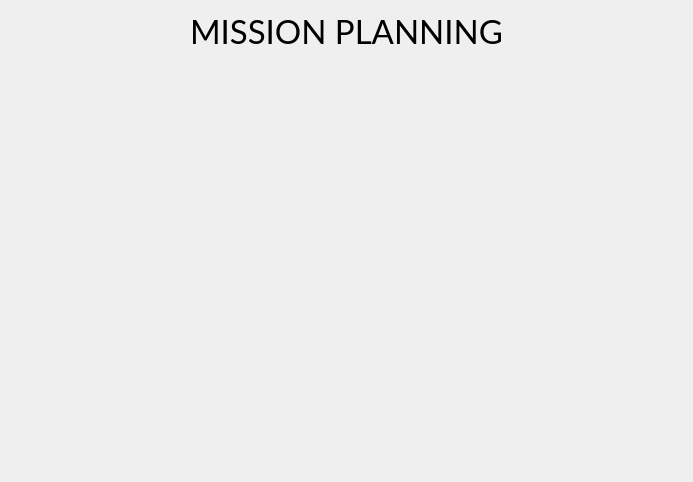
Qt form ui/mission_planning.ui (ayuyamo/gui-robot) before a commit.
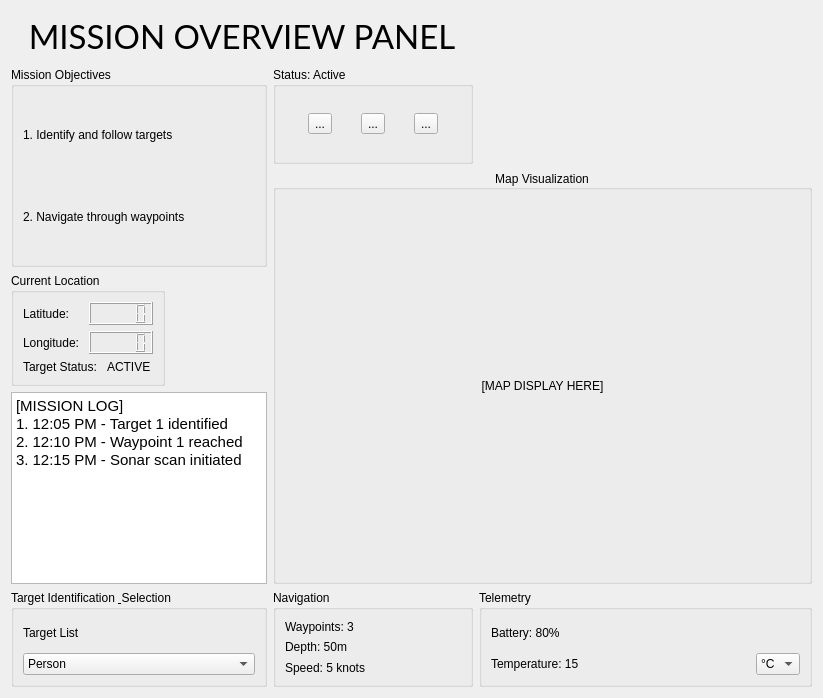
The same form after that commit.

Commit message: design layout for vission and mission planner

What changed in the file:
```diff
--- a/ui/mission_planning.ui
+++ b/ui/mission_planning.ui
@@ -6,16 +6,22 @@
    <rect>
     <x>0</x>
     <y>0</y>
-    <width>693</width>
-    <height>482</height>
+    <width>823</width>
+    <height>698</height>
    </rect>
   </property>
   <property name="windowTitle">
    <string>Form</string>
   </property>
-  <layout class="QGridLayout" name="gridLayout">
-   <item row="0" column="0">
+  <layout class="QGridLayout" name="gridLayout_4">
+   <item row="0" column="0" colspan="2">
     <widget class="QLabel" name="label">
+     <property name="maximumSize">
+      <size>
+       <width>16777215</width>
+       <height>50</height>
+      </size>
+     </property>
      <property name="font">
       <font>
        <family>Lato</family>
@@ -25,25 +31,329 @@
       </font>
      </property>
      <property name="text">
-      <string>MISSION PLANNING</string>
+      <string>MISSION OVERVIEW PANEL</string>
      </property>
      <property name="alignment">
       <set>Qt::AlignCenter</set>
      </property>
     </widget>
    </item>
-   <item row="1" column="0">
-    <spacer name="verticalSpacer">
-     <property name="orientation">
-      <enum>Qt::Vertical</enum>
+   <item row="1" column="0" rowspan="2">
+    <widget class="QGroupBox" name="groupBox">
+     <property name="title">
+      <string>Mission Objectives</string>
      </property>
-     <property name="sizeHint" stdset="0">
+     <layout class="QVBoxLayout" name="verticalLayout">
+      <item>
+       <widget class="QLabel" name="label_2">
+        <property name="text">
+         <string>1. Identify and follow targets</string>
+        </property>
+       </widget>
+      </item>
+      <item>
+       <widget class="QLabel" name="label_3">
+        <property name="text">
+         <string>2. Navigate through waypoints</string>
+        </property>
+       </widget>
+      </item>
+     </layout>
+    </widget>
+   </item>
+   <item row="1" column="1">
+    <widget class="QGroupBox" name="groupBox_2">
+     <property name="sizePolicy">
+      <sizepolicy hsizetype="Fixed" vsizetype="Fixed">
+       <horstretch>0</horstretch>
+       <verstretch>0</verstretch>
+      </sizepolicy>
+     </property>
+     <property name="maximumSize">
       <size>
-       <width>20</width>
-       <height>421</height>
+       <width>200</width>
+       <height>100</height>
       </size>
      </property>
-    </spacer>
+     <property name="title">
+      <string>Status: Active</string>
+     </property>
+     <layout class="QHBoxLayout" name="horizontalLayout_4">
+      <item>
+       <widget class="QToolButton" name="toolButton">
+        <property name="text">
+         <string>...</string>
+        </property>
+       </widget>
+      </item>
+      <item>
+       <widget class="QToolButton" name="toolButton_2">
+        <property name="text">
+         <string>...</string>
+        </property>
+       </widget>
+      </item>
+      <item>
+       <widget class="QToolButton" name="toolButton_3">
+        <property name="text">
+         <string>...</string>
+        </property>
+       </widget>
+      </item>
+     </layout>
+    </widget>
+   </item>
+   <item row="2" column="1" rowspan="3" colspan="2">
+    <widget class="QGroupBox" name="groupBox_4">
+     <property name="sizePolicy">
+      <sizepolicy hsizetype="Expanding" vsizetype="Expanding">
+       <horstretch>0</horstretch>
+       <verstretch>0</verstretch>
+      </sizepolicy>
+     </property>
+     <property name="minimumSize">
+      <size>
+       <width>100</width>
+       <height>100</height>
+      </size>
+     </property>
+     <property name="layoutDirection">
+      <enum>Qt::LeftToRight</enum>
+     </property>
+     <property name="title">
+      <string>Map Visualization</string>
+     </property>
+     <property name="alignment">
+      <set>Qt::AlignCenter</set>
+     </property>
+     <layout class="QGridLayout" name="gridLayout_3">
+      <item row="0" column="0">
+       <widget class="QLabel" name="label_8">
+        <property name="text">
+         <string>[MAP DISPLAY HERE]</string>
+        </property>
+        <property name="alignment">
+         <set>Qt::AlignCenter</set>
+        </property>
+       </widget>
+      </item>
+     </layout>
+    </widget>
+   </item>
+   <item row="3" column="0">
+    <widget class="QGroupBox" name="groupBox_3">
+     <property name="sizePolicy">
+      <sizepolicy hsizetype="Fixed" vsizetype="Fixed">
+       <horstretch>0</horstretch>
+       <verstretch>0</verstretch>
+      </sizepolicy>
+     </property>
+     <property name="title">
+      <string>Current Location</string>
+     </property>
+     <layout class="QGridLayout" name="gridLayout">
+      <item row="0" column="0">
+       <layout class="QHBoxLayout" name="horizontalLayout">
+        <item>
+         <widget class="QLabel" name="label_4">
+          <property name="text">
+           <string>Latitude:</string>
+          </property>
+         </widget>
+        </item>
+        <item>
+         <widget class="QLCDNumber" name="lcdNumber"/>
+        </item>
+       </layout>
+      </item>
+      <item row="1" column="0">
+       <layout class="QHBoxLayout" name="horizontalLayout_2">
+        <item>
+         <widget class="QLabel" name="label_5">
+          <property name="text">
+           <string>Longitude: </string>
+          </property>
+         </widget>
+        </item>
+        <item>
+         <widget class="QLCDNumber" name="lcdNumber_2"/>
+        </item>
+       </layout>
+      </item>
+      <item row="2" column="0">
+       <layout class="QHBoxLayout" name="horizontalLayout_3">
+        <item>
+         <widget class="QLabel" name="label_6">
+          <property name="text">
+           <string>Target Status: </string>
+          </property>
+         </widget>
+        </item>
+        <item>
+         <widget class="QLabel" name="label_7">
+          <property name="text">
+           <string>ACTIVE</string>
+          </property>
+         </widget>
+        </item>
+       </layout>
+      </item>
+     </layout>
+    </widget>
+   </item>
+   <item row="4" column="0">
+    <widget class="QTextEdit" name="textEdit">
+     <property name="sizePolicy">
+      <sizepolicy hsizetype="Fixed" vsizetype="Fixed">
+       <horstretch>0</horstretch>
+       <verstretch>0</verstretch>
+      </sizepolicy>
+     </property>
+     <property name="html">
+      <string>&lt;!DOCTYPE HTML PUBLIC &quot;-//W3C//DTD HTML 4.0//EN&quot; &quot;http://www.w3.org/TR/REC-html40/strict.dtd&quot;&gt;
+&lt;html&gt;&lt;head&gt;&lt;meta name=&quot;qrichtext&quot; content=&quot;1&quot; /&gt;&lt;style type=&quot;text/css&quot;&gt;
+p, li { white-space: pre-wrap; }
+&lt;/style&gt;&lt;/head&gt;&lt;body style=&quot; font-family:'Ubuntu'; font-size:11pt; font-weight:400; font-style:normal;&quot;&gt;
+&lt;p style=&quot; margin-top:0px; margin-bottom:0px; margin-left:0px; margin-right:0px; -qt-block-indent:0; text-indent:0px;&quot;&gt;[MISSION LOG]&lt;/p&gt;
+&lt;p style=&quot; margin-top:0px; margin-bottom:0px; margin-left:0px; margin-right:0px; -qt-block-indent:0; text-indent:0px;&quot;&gt;1. 12:05 PM - Target 1 identified&lt;/p&gt;
+&lt;p style=&quot; margin-top:0px; margin-bottom:0px; margin-left:0px; margin-right:0px; -qt-block-indent:0; text-indent:0px;&quot;&gt;2. 12:10 PM - Waypoint 1 reached&lt;/p&gt;
+&lt;p style=&quot; margin-top:0px; margin-bottom:0px; margin-left:0px; margin-right:0px; -qt-block-indent:0; text-indent:0px;&quot;&gt;3. 12:15 PM - Sonar scan initiated  &lt;/p&gt;&lt;/body&gt;&lt;/html&gt;</string>
+     </property>
+    </widget>
+   </item>
+   <item row="5" column="0">
+    <widget class="QGroupBox" name="groupBox_5">
+     <property name="sizePolicy">
+      <sizepolicy hsizetype="Minimum" vsizetype="Minimum">
+       <horstretch>0</horstretch>
+       <verstretch>0</verstretch>
+      </sizepolicy>
+     </property>
+     <property name="title">
+      <string>Target Identification &amp; Selection</string>
+     </property>
+     <layout class="QGridLayout" name="gridLayout_2">
+      <item row="0" column="0">
+       <layout class="QVBoxLayout" name="verticalLayout_2">
+        <item>
+         <widget class="QLabel" name="label_9">
+          <property name="text">
+           <string>Target List</string>
+          </property>
+         </widget>
+        </item>
+        <item>
+         <widget class="QComboBox" name="comboBox">
+          <item>
+           <property name="text">
+            <string>Person</string>
+           </property>
+          </item>
+          <item>
+           <property name="text">
+            <string>Gate</string>
+           </property>
+          </item>
+          <item>
+           <property name="text">
+            <string>Red Bull</string>
+           </property>
+          </item>
+         </widget>
+        </item>
+       </layout>
+      </item>
+     </layout>
+    </widget>
+   </item>
+   <item row="5" column="1">
+    <widget class="QGroupBox" name="groupBox_6">
+     <property name="sizePolicy">
+      <sizepolicy hsizetype="Minimum" vsizetype="Minimum">
+       <horstretch>0</horstretch>
+       <verstretch>0</verstretch>
+      </sizepolicy>
+     </property>
+     <property name="title">
+      <string>Navigation</string>
+     </property>
+     <layout class="QVBoxLayout" name="verticalLayout_3">
+      <item>
+       <widget class="QLabel" name="label_12">
+        <property name="text">
+         <string>Waypoints: 3</string>
+        </property>
+       </widget>
+      </item>
+      <item>
+       <widget class="QLabel" name="label_10">
+        <property name="text">
+         <string>Depth: 50m</string>
+        </property>
+       </widget>
+      </item>
+      <item>
+       <widget class="QLabel" name="label_11">
+        <property name="text">
+         <string>Speed: 5 knots</string>
+        </property>
+       </widget>
+      </item>
+     </layout>
+    </widget>
+   </item>
+   <item row="5" column="2">
+    <widget class="QGroupBox" name="groupBox_7">
+     <property name="sizePolicy">
+      <sizepolicy hsizetype="Minimum" vsizetype="Minimum">
+       <horstretch>0</horstretch>
+       <verstretch>0</verstretch>
+      </sizepolicy>
+     </property>
+     <property name="title">
+      <string>Telemetry</string>
+     </property>
+     <layout class="QVBoxLayout" name="verticalLayout_4">
+      <item>
+       <widget class="QLabel" name="label_13">
+        <property name="text">
+         <string>Battery: 80%</string>
+        </property>
+       </widget>
+      </item>
+      <item>
+       <layout class="QHBoxLayout" name="horizontalLayout_5">
+        <item>
+         <widget class="QLabel" name="label_14">
+          <property name="text">
+           <string>Temperature: 15</string>
+          </property>
+         </widget>
+        </item>
+        <item>
+         <widget class="QComboBox" name="comboBox_2">
+          <property name="sizePolicy">
+           <sizepolicy hsizetype="Fixed" vsizetype="Fixed">
+            <horstretch>0</horstretch>
+            <verstretch>0</verstretch>
+           </sizepolicy>
+          </property>
+          <item>
+           <property name="text">
+            <string>°C</string>
+           </property>
+          </item>
+          <item>
+           <property name="text">
+            <string>°F</string>
+           </property>
+          </item>
+         </widget>
+        </item>
+       </layout>
+      </item>
+     </layout>
+    </widget>
    </item>
   </layout>
  </widget>
```
The commit also changes 3 other files.
